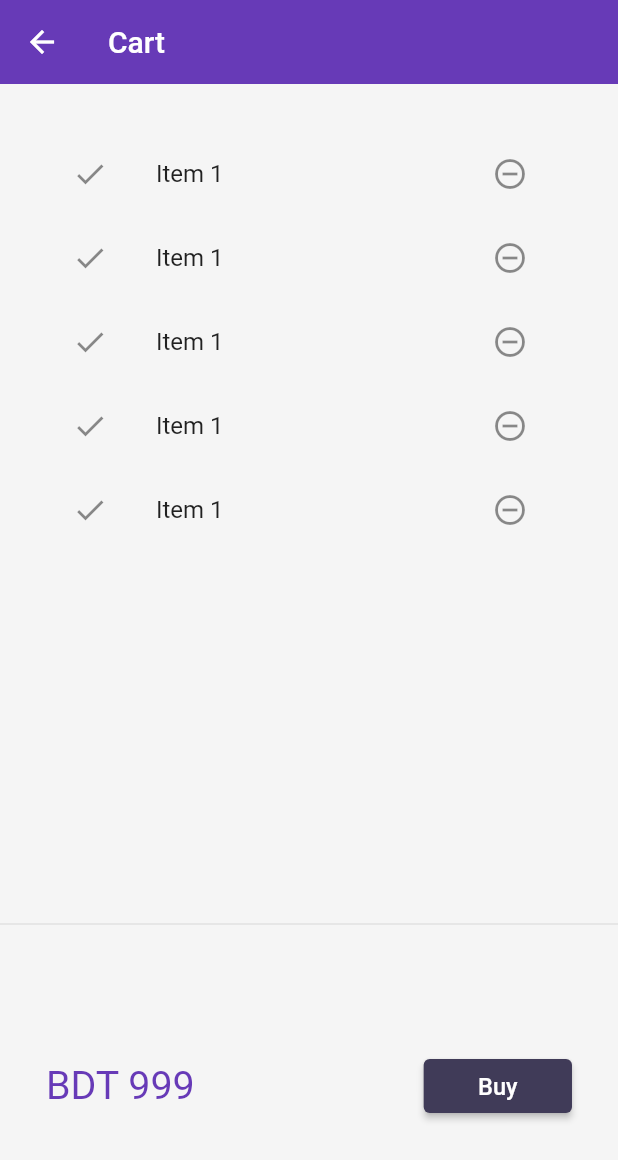
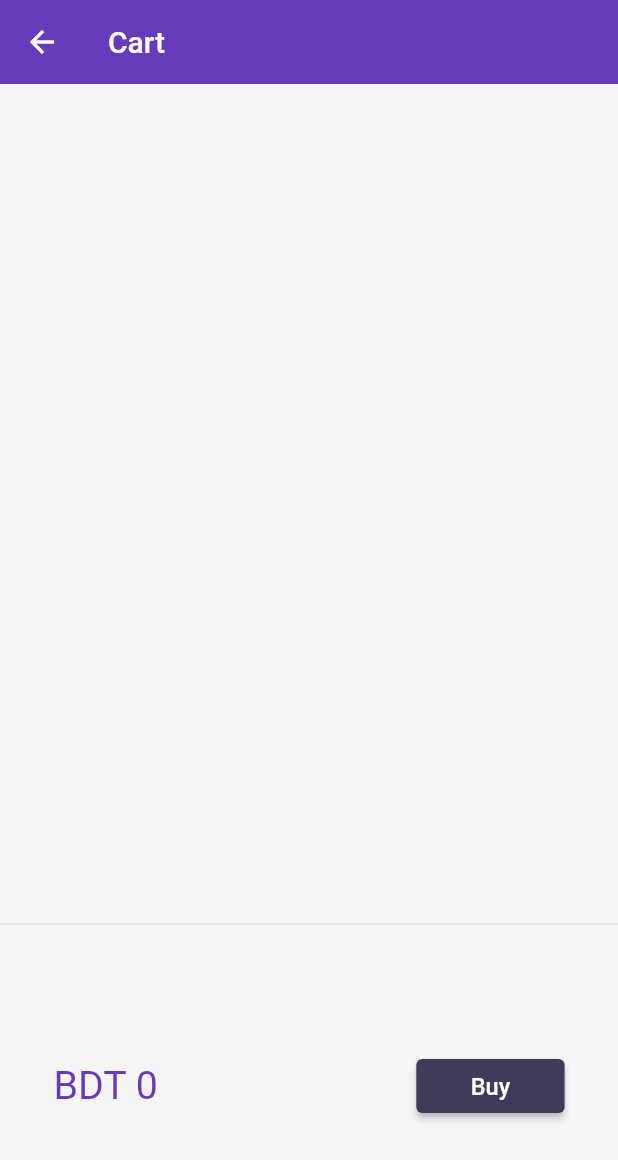
Before and after one commit to mokhlesurr031/catalog_app, a Flutter app: the screen it shows after launch, after a tap on an icon or button, on a phone screen of 412 x 824 dp. Shown: the top 1160 px of the screen. Run offline on Flutter 3.47's test engine with Material 2 defaults, Android fonts, the phone set to English and light mode, and no system bars; our stand-ins replace matcher, velocity_x; network calls fail.

Commit message:
day19- add to cart working

```diff
--- /dev/null
+++ b/lib/models/cart.dart
@@ -0,0 +1,43 @@
+import 'package:flutter_catalog/models/catalog.dart';
+
+class CartModel {
+  static final cartModel = CartModel._internal();
+  CartModel._internal();
+
+  factory CartModel() {
+    return cartModel;
+  }
+
+  // catalog field
+  late CatalogModel _catalog;
+
+  // collection of ids - store ids of each ids
+  final List<int> _itemIds = [];
+
+  // get catalog
+  CatalogModel get catalog => _catalog;
+
+  // set catalog
+  set catalog(CatalogModel newCatalog) {
+    assert(newCatalog != null);
+    _catalog = newCatalog;
+  }
+
+  // Get items in the cart
+
+  List<Item> get items => _itemIds.map((id) => _catalog.getById(id)).toList();
+
+  // get total price
+  num get totalPrice =>
+      items.fold(0, (total, current) => total + current.price);
+
+  // add item
+  void add(Item item) {
+    _itemIds.add(item.id);
+  }
+
+  // remove item
+  void remove(Item item) {
+    _itemIds.remove(item.id);
+  }
+}
--- a/lib/models/catalog.dart
+++ b/lib/models/catalog.dart
@@ -1,9 +1,16 @@
 class CatalogModel {
+  static final catModel = CatalogModel._internal();
+  CatalogModel._internal();
+
+  factory CatalogModel() {
+    return catModel;
+  }
+
   static List<Item> items = [];
 
   // Get Item by id
 
-  static Item getById(int id) => items.firstWhere(
+  Item getById(int id) => items.firstWhere(
         (element) => element.id == id,
         orElse: () => Item(
           id: -1,
@@ -15,7 +22,7 @@ class CatalogModel {
         ),
       );
 
-  static Item getByPosition(int pos) => items[pos];
+  Item getByPosition(int pos) => items[pos];
 }
 
 class Item {
--- a/lib/pages/cart_page.dart
+++ b/lib/pages/cart_page.dart
@@ -1,4 +1,5 @@
 import "package:flutter/material.dart";
+import "package:flutter_catalog/models/cart.dart";
 import "package:flutter_catalog/widgets/themes.dart";
 import "package:velocity_x/velocity_x.dart";
 
@@ -25,15 +26,24 @@ class CartPage extends StatelessWidget {
 class _CartTotal extends StatelessWidget {
   @override
   Widget build(BuildContext context) {
+    final _cart = CartModel();
     return SizedBox(
       height: 200,
       child: Row(
         mainAxisAlignment: MainAxisAlignment.spaceAround,
         children: [
-          "BDT 999".text.xl3.color(context.theme.accentColor).make(),
+          "BDT ${_cart.totalPrice}"
+              .text
+              .xl3
+              .color(context.theme.accentColor)
+              .make(),
           30.widthBox,
           ElevatedButton(
-            onPressed: () {},
+            onPressed: () {
+              ScaffoldMessenger.of(context).showSnackBar(SnackBar(
+                content: "Order has been placed.".text.make(),
+              ));
+            },
             style: ButtonStyle(
               backgroundColor:
                   // ignore: deprecated_member_use
@@ -55,17 +65,19 @@ class _CartList extends StatefulWidget {
 }
 
 class _CartListState extends State<_CartList> {
+  final _cart = CartModel();
+
   @override
   Widget build(BuildContext context) {
     return ListView.builder(
-      itemCount: 5,
+      itemCount: _cart.items?.length,
       itemBuilder: (context, index) => ListTile(
         leading: const Icon(Icons.done),
         trailing: IconButton(
           icon: const Icon(Icons.remove_circle_outline),
           onPressed: () {},
         ),
-        title: "Item 1".text.make(),
+        title: _cart.items[index].name.text.make(),
       ),
     );
   }
--- a/lib/pages/home_widgets/catalog_list.dart
+++ b/lib/pages/home_widgets/catalog_list.dart
@@ -1,7 +1,9 @@
 import 'package:flutter/material.dart';
+import 'package:velocity_x/velocity_x.dart';
+
+import 'package:flutter_catalog/models/cart.dart';
 import 'package:flutter_catalog/pages/home_detail_page.dart';
 import 'package:flutter_catalog/widgets/themes.dart';
-import 'package:velocity_x/velocity_x.dart';
 
 import '../../models/catalog.dart';
 import 'catalog_image.dart';
@@ -13,7 +15,7 @@ class CatalogList extends StatelessWidget {
       shrinkWrap: true,
       itemCount: CatalogModel.items.length,
       itemBuilder: (context, index) {
-        final catalog = CatalogModel.getByPosition(index);
+        final catalog = CatalogModel.items[index];
         return InkWell(
           onTap: () => Navigator.push(
               context,
@@ -67,14 +69,7 @@ class CatalogItem extends StatelessWidget {
               buttonPadding: EdgeInsets.zero,
               children: [
                 "BDT ${catalog.price}".text.bold.lg.make(),
-                ElevatedButton(
-                  onPressed: () {},
-                  style: ButtonStyle(
-                      backgroundColor:
-                          MaterialStateProperty.all(MyTheme.darkBluishColor),
-                      shape: MaterialStateProperty.all(StadiumBorder())),
-                  child: "Add to cart".text.make(),
-                )
+                _AddToCart(catalog: catalog),
               ],
             ).pOnly(right: 8.0)
           ],
@@ -83,3 +78,36 @@ class CatalogItem extends StatelessWidget {
     )).white.roundedSM.square(160).make().py16();
   }
 }
+
+class _AddToCart extends StatefulWidget {
+  final Item catalog;
+  const _AddToCart({
+    Key? key,
+    required this.catalog,
+  }) : super(key: key);
+
+  @override
+  State<_AddToCart> createState() => _AddToCartState();
+}
+
+class _AddToCartState extends State<_AddToCart> {
+  bool isAdded = false;
+
+  @override
+  Widget build(BuildContext context) {
+    return ElevatedButton(
+      onPressed: () {
+        isAdded = isAdded.toggle();
+        final _catalog = CatalogModel();
+        final _cart = CartModel();
+        _cart.catalog = _catalog;
+        _cart.add(widget.catalog);
+        setState(() {});
+      },
+      style: ButtonStyle(
+          backgroundColor: MaterialStateProperty.all(MyTheme.darkBluishColor),
+          shape: MaterialStateProperty.all(const StadiumBorder())),
+      child: isAdded ? const Icon(Icons.done) : "Add to cart".text.make(),
+    );
+  }
+}
```
